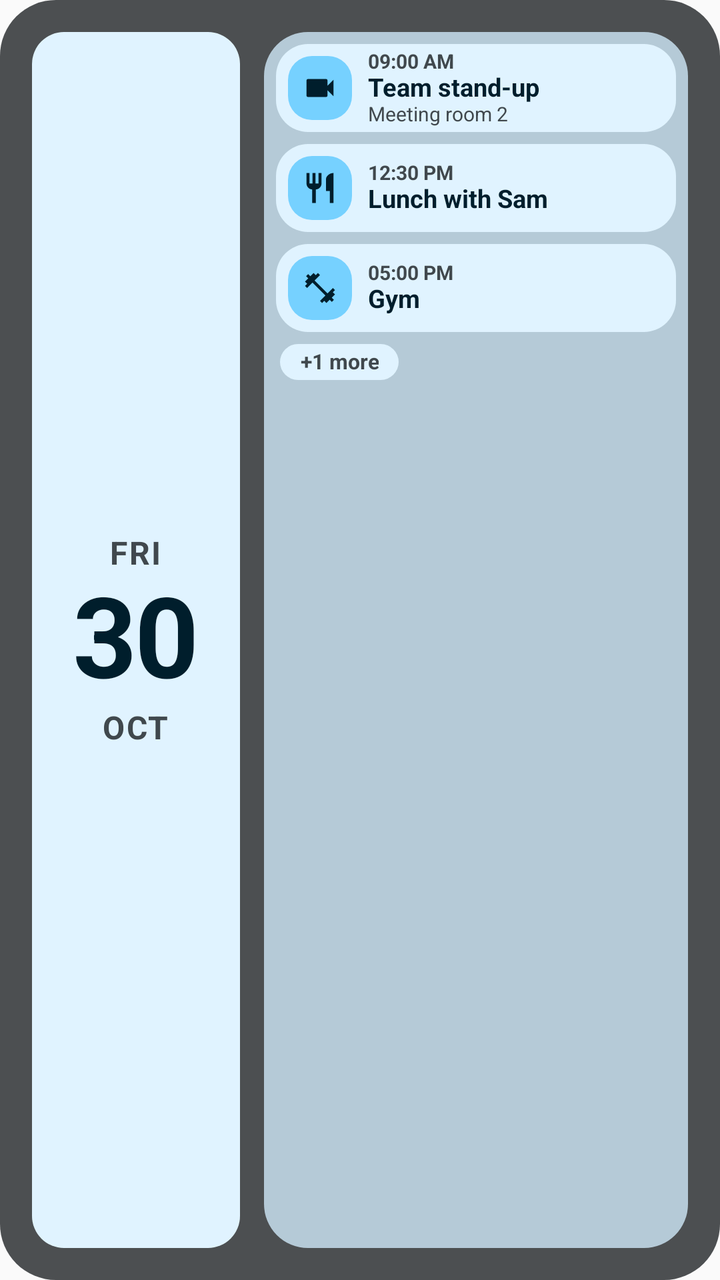
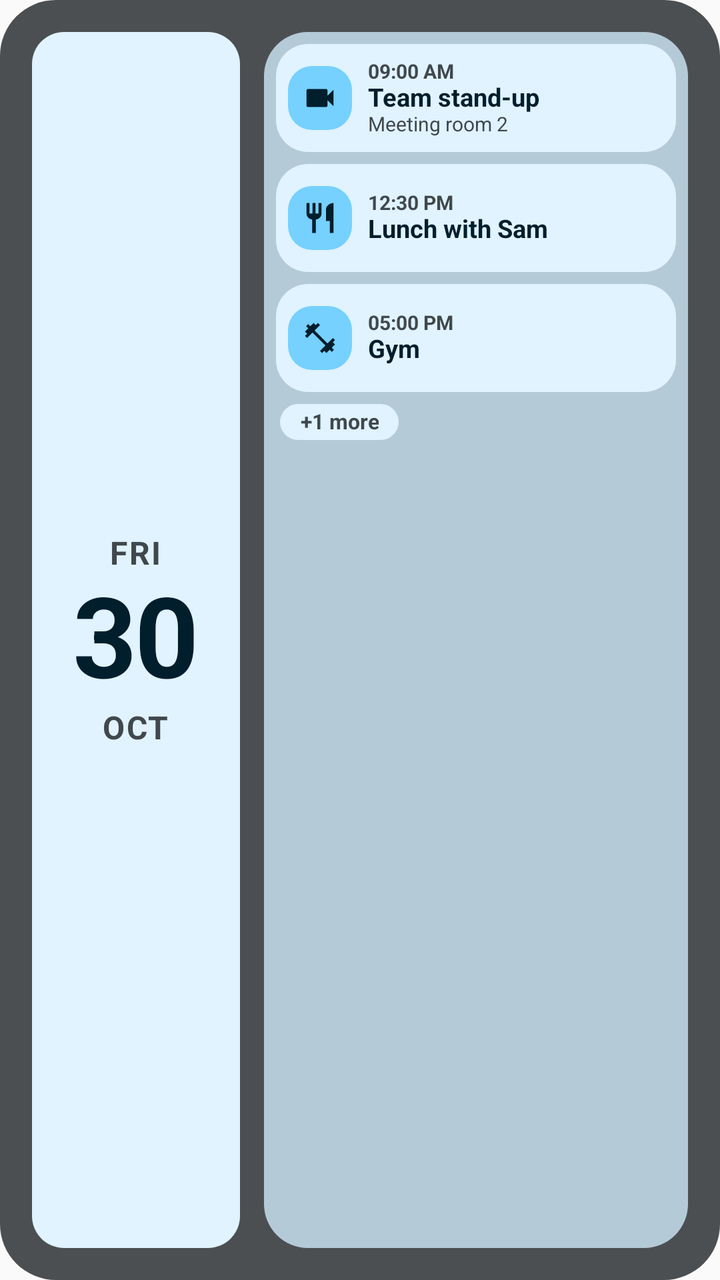

Compare the two renders of this Android layout. The source of the first and the diff that turns it into the second are given below.
<!-- AndroidManifest.xml: application theme Theme.WidgetsPlus -->
<!-- res/layout/widget_agenda_preview.xml -->
<?xml version="1.0" encoding="utf-8"?>
<FrameLayout xmlns:android="http://schemas.android.com/apk/res/android"
    xmlns:tools="http://schemas.android.com/tools"
    tools:ignore="UseAppTint"
    android:layout_width="match_parent"
    android:layout_height="match_parent">

    <ImageView android:layout_width="match_parent" android:layout_height="match_parent" android:alpha="0.85" android:contentDescription="@null" android:scaleType="fitXY" android:src="@drawable/agenda_shape_plate" android:tint="@color/agenda_plate" />

    <LinearLayout
        android:layout_width="match_parent"
        android:layout_height="match_parent"
        android:baselineAligned="false"
        android:orientation="horizontal"
        android:padding="16dp">

        <FrameLayout
            android:layout_width="104dp"
            android:layout_height="match_parent">
            <ImageView android:layout_width="match_parent" android:layout_height="match_parent" android:contentDescription="@null" android:scaleType="fitXY" android:src="@drawable/agenda_shape_card" android:tint="@color/agenda_card" />
            <LinearLayout android:layout_width="match_parent" android:layout_height="match_parent" android:gravity="center" android:orientation="vertical">
                <TextView android:layout_width="wrap_content" android:layout_height="wrap_content" android:letterSpacing="0.05" android:text="@string/preview_dow" android:textAllCaps="true" android:textColor="@color/agenda_on_card_var" android:textSize="16sp" android:textStyle="bold" />
                <TextView android:layout_width="wrap_content" android:layout_height="wrap_content" android:includeFontPadding="false" android:letterSpacing="-0.02" android:text="@string/preview_day" android:textColor="@color/agenda_on_card" android:textSize="56sp" android:textStyle="bold" />
                <TextView android:layout_width="wrap_content" android:layout_height="wrap_content" android:letterSpacing="0.05" android:text="@string/preview_mon" android:textAllCaps="true" android:textColor="@color/agenda_on_card_var" android:textSize="16sp" android:textStyle="bold" />
            </LinearLayout>
        </FrameLayout>

        <FrameLayout
            android:layout_width="0dp"
            android:layout_height="match_parent"
            android:layout_marginStart="12dp"
            android:layout_weight="1">
            <ImageView android:layout_width="match_parent" android:layout_height="match_parent" android:contentDescription="@null" android:scaleType="fitXY" android:src="@drawable/agenda_shape_group" android:tint="@color/agenda_group" />
            <LinearLayout android:layout_width="match_parent" android:layout_height="match_parent" android:orientation="vertical" android:padding="6dp">

                <FrameLayout android:layout_width="match_parent" android:layout_height="44dp">
                    <ImageView android:layout_width="match_parent" android:layout_height="match_parent" android:contentDescription="@null" android:scaleType="fitXY" android:src="@drawable/agenda_shape_card" android:tint="@color/agenda_card" />
                    <LinearLayout android:layout_width="match_parent" android:layout_height="match_parent" android:gravity="center_vertical" android:orientation="horizontal" android:paddingStart="6dp" android:paddingEnd="8dp">
                        <FrameLayout android:layout_width="32dp" android:layout_height="32dp">
                            <ImageView android:layout_width="match_parent" android:layout_height="match_parent" android:contentDescription="@null" android:scaleType="fitXY" android:src="@drawable/agenda_shape_badge" android:tint="@color/agenda_badge" />
                            <ImageView android:layout_width="18dp" android:layout_height="18dp" android:layout_gravity="center" android:contentDescription="@null" android:src="@drawable/ic_agenda_videocam" android:tint="@color/agenda_on_card" />
                        </FrameLayout>
                        <LinearLayout android:layout_width="0dp" android:layout_height="wrap_content" android:layout_marginStart="8dp" android:layout_weight="1" android:orientation="vertical">
                            <TextView android:layout_width="match_parent" android:layout_height="wrap_content" android:includeFontPadding="false" android:maxLines="1" android:text="@string/preview_when_1" android:textColor="@color/agenda_on_card_var" android:textSize="10sp" android:textStyle="bold" />
                            <TextView android:layout_width="match_parent" android:layout_height="wrap_content" android:ellipsize="end" android:includeFontPadding="false" android:maxLines="1" android:text="@string/preview_title_1" android:textColor="@color/agenda_on_card" android:textSize="12.5sp" android:textStyle="bold" />
                            <TextView android:layout_width="match_parent" android:layout_height="wrap_content" android:ellipsize="end" android:includeFontPadding="false" android:maxLines="1" android:text="@string/preview_loc_1" android:textColor="@color/agenda_on_card_var" android:textSize="10sp" />
                        </LinearLayout>
                    </LinearLayout>
                </FrameLayout>

                <FrameLayout android:layout_width="match_parent" android:layout_height="44dp" android:layout_marginTop="6dp">
                    <ImageView android:layout_width="match_parent" android:layout_height="match_parent" android:contentDescription="@null" android:scaleType="fitXY" android:src="@drawable/agenda_shape_card" android:tint="@color/agenda_card" />
                    <LinearLayout android:layout_width="match_parent" android:layout_height="match_parent" android:gravity="center_vertical" android:orientation="horizontal" android:paddingStart="6dp" android:paddingEnd="8dp">
                        <FrameLayout android:layout_width="32dp" android:layout_height="32dp">
                            <ImageView android:layout_width="match_parent" android:layout_height="match_parent" android:contentDescription="@null" android:scaleType="fitXY" android:src="@drawable/agenda_shape_badge" android:tint="@color/agenda_badge" />
                            <ImageView android:layout_width="18dp" android:layout_height="18dp" android:layout_gravity="center" android:contentDescription="@null" android:src="@drawable/ic_agenda_restaurant" android:tint="@color/agenda_on_card" />
                        </FrameLayout>
                        <LinearLayout android:layout_width="0dp" android:layout_height="wrap_content" android:layout_marginStart="8dp" android:layout_weight="1" android:orientation="vertical">
                            <TextView android:layout_width="match_parent" android:layout_height="wrap_content" android:includeFontPadding="false" android:maxLines="1" android:text="@string/preview_when_2" android:textColor="@color/agenda_on_card_var" android:textSize="10sp" android:textStyle="bold" />
                            <TextView android:layout_width="match_parent" android:layout_height="wrap_content" android:ellipsize="end" android:includeFontPadding="false" android:maxLines="1" android:text="@string/preview_title_2" android:textColor="@color/agenda_on_card" android:textSize="12.5sp" android:textStyle="bold" />
                        </LinearLayout>
                    </LinearLayout>
                </FrameLayout>

                <FrameLayout android:layout_width="match_parent" android:layout_height="44dp" android:layout_marginTop="6dp">
                    <ImageView android:layout_width="match_parent" android:layout_height="match_parent" android:contentDescription="@null" android:scaleType="fitXY" android:src="@drawable/agenda_shape_card" android:tint="@color/agenda_card" />
                    <LinearLayout android:layout_width="match_parent" android:layout_height="match_parent" android:gravity="center_vertical" android:orientation="horizontal" android:paddingStart="6dp" android:paddingEnd="8dp">
                        <FrameLayout android:layout_width="32dp" android:layout_height="32dp">
                            <ImageView android:layout_width="match_parent" android:layout_height="match_parent" android:contentDescription="@null" android:scaleType="fitXY" android:src="@drawable/agenda_shape_badge" android:tint="@color/agenda_badge" />
                            <ImageView android:layout_width="18dp" android:layout_height="18dp" android:layout_gravity="center" android:contentDescription="@null" android:src="@drawable/ic_agenda_fitness" android:tint="@color/agenda_on_card" />
                        </FrameLayout>
                        <LinearLayout android:layout_width="0dp" android:layout_height="wrap_content" android:layout_marginStart="8dp" android:layout_weight="1" android:orientation="vertical">
                            <TextView android:layout_width="match_parent" android:layout_height="wrap_content" android:includeFontPadding="false" android:maxLines="1" android:text="@string/preview_when_3" android:textColor="@color/agenda_on_card_var" android:textSize="10sp" android:textStyle="bold" />
                            <TextView android:layout_width="match_parent" android:layout_height="wrap_content" android:ellipsize="end" android:includeFontPadding="false" android:maxLines="1" android:text="@string/preview_title_3" android:textColor="@color/agenda_on_card" android:textSize="12.5sp" android:textStyle="bold" />
                        </LinearLayout>
                    </LinearLayout>
                </FrameLayout>

                <FrameLayout android:layout_width="wrap_content" android:layout_height="18dp" android:layout_marginStart="2dp" android:layout_marginTop="6dp">
                    <ImageView android:layout_width="match_parent" android:layout_height="match_parent" android:contentDescription="@null" android:scaleType="fitXY" android:src="@drawable/agenda_shape_chip" android:tint="@color/agenda_card" />
                    <TextView android:layout_width="wrap_content" android:layout_height="match_parent" android:gravity="center" android:includeFontPadding="false" android:paddingStart="10dp" android:paddingEnd="10dp" android:text="@string/preview_more" android:textColor="@color/agenda_on_card_var" android:textSize="10.5sp" android:textStyle="bold" />
                </FrameLayout>
            </LinearLayout>
        </FrameLayout>
    </LinearLayout>
</FrameLayout>
<!-- resources referenced by this layout -->
<resources>
  <color name="agenda_badge">#F5B895</color>
  <color name="agenda_card">#FDF2EC</color>
  <color name="agenda_group">#F2C4A7</color>
  <color name="agenda_on_card">#2B1B12</color>
  <color name="agenda_on_card_var">#65534A</color>
  <color name="agenda_plate">#3A312C</color>
  <!-- drawable agenda_shape_badge (drawable) -->
  <?xml version="1.0" encoding="utf-8"?>
  <shape xmlns:android="http://schemas.android.com/apk/res/android" android:shape="rectangle">
      <solid android:color="#FFFFFFFF" />
      <corners android:radius="12dp" />
  </shape>
  <!-- drawable agenda_shape_card (drawable) -->
  <?xml version="1.0" encoding="utf-8"?>
  <shape xmlns:android="http://schemas.android.com/apk/res/android" android:shape="rectangle">
      <solid android:color="#FFFFFFFF" />
      <corners android:radius="16dp" />
  </shape>
  <!-- drawable agenda_shape_chip (drawable) -->
  <?xml version="1.0" encoding="utf-8"?>
  <shape xmlns:android="http://schemas.android.com/apk/res/android" android:shape="rectangle">
      <solid android:color="#FFFFFFFF" />
      <corners android:radius="999dp" />
  </shape>
  <!-- drawable agenda_shape_group (drawable) -->
  <?xml version="1.0" encoding="utf-8"?>
  <shape xmlns:android="http://schemas.android.com/apk/res/android" android:shape="rectangle">
      <solid android:color="#FFFFFFFF" />
      <corners android:radius="22dp" />
  </shape>
  <!-- drawable agenda_shape_plate (drawable) -->
  <?xml version="1.0" encoding="utf-8"?>
  <shape xmlns:android="http://schemas.android.com/apk/res/android" android:shape="rectangle">
      <solid android:color="#FFFFFFFF" />
      <corners android:radius="28dp" />
  </shape>
  <!-- drawable ic_agenda_restaurant (drawable) -->
  <?xml version="1.0" encoding="utf-8"?>
  <vector xmlns:android="http://schemas.android.com/apk/res/android"
      android:width="24dp" android:height="24dp"
      android:viewportWidth="24" android:viewportHeight="24">
      <path android:fillColor="#FFFFFFFF" android:pathData="M11,9H9V2H7v7H5V2H3v7c0,2.12 1.66,3.84 3.75,3.97V22h2.5v-9.03C11.34,12.84 13,11.12 13,9V2h-2v7zm5,-3v8h2.5v8H21V2c-2.76,0 -5,2.24 -5,4z" />
  </vector>
  <!-- drawable ic_agenda_videocam (drawable) -->
  <?xml version="1.0" encoding="utf-8"?>
  <vector xmlns:android="http://schemas.android.com/apk/res/android"
      android:width="24dp" android:height="24dp"
      android:viewportWidth="24" android:viewportHeight="24">
      <path android:fillColor="#FFFFFFFF" android:pathData="M17,10.5V7c0,-0.55 -0.45,-1 -1,-1H4c-0.55,0 -1,0.45 -1,1v10c0,0.55 0.45,1 1,1h12c0.55,0 1,-0.45 1,-1v-3.5l4,4v-11l-4,4z" />
  </vector>
  <string name="preview_day" translatable="false">30</string>
  <string name="preview_dow" translatable="false">Fri</string>
  <string name="preview_loc_1" translatable="false">Meeting room 2</string>
  <string name="preview_mon" translatable="false">Oct</string>
  <string name="preview_more" translatable="false">+1 more</string>
  <string name="preview_title_1" translatable="false">Team stand-up</string>
  <string name="preview_title_2" translatable="false">Lunch with Sam</string>
  <string name="preview_title_3" translatable="false">Gym</string>
  <string name="preview_when_1" translatable="false">09:00 AM</string>
  <string name="preview_when_2" translatable="false">12:30 PM</string>
  <string name="preview_when_3" translatable="false">05:00 PM</string>
  <style name="Theme.WidgetsPlus" parent="android:Theme.Material.Light.NoActionBar">
          <item name="android:windowLightStatusBar">true</item>
      </style>
  <!-- unchanged entries left out for length: 1 -->
</resources>

<!-- the commit's change to res/layout/widget_agenda_preview.xml (unified diff, before → after) -->
@@ -33,7 +33,7 @@
             <ImageView android:layout_width="match_parent" android:layout_height="match_parent" android:contentDescription="@null" android:scaleType="fitXY" android:src="@drawable/agenda_shape_group" android:tint="@color/agenda_group" />
             <LinearLayout android:layout_width="match_parent" android:layout_height="match_parent" android:orientation="vertical" android:padding="6dp">
 
-                <FrameLayout android:layout_width="match_parent" android:layout_height="44dp">
+                <FrameLayout android:layout_width="match_parent" android:layout_height="54dp">
                     <ImageView android:layout_width="match_parent" android:layout_height="match_parent" android:contentDescription="@null" android:scaleType="fitXY" android:src="@drawable/agenda_shape_card" android:tint="@color/agenda_card" />
                     <LinearLayout android:layout_width="match_parent" android:layout_height="match_parent" android:gravity="center_vertical" android:orientation="horizontal" android:paddingStart="6dp" android:paddingEnd="8dp">
                         <FrameLayout android:layout_width="32dp" android:layout_height="32dp">
@@ -48,7 +48,7 @@
                     </LinearLayout>
                 </FrameLayout>
 
-                <FrameLayout android:layout_width="match_parent" android:layout_height="44dp" android:layout_marginTop="6dp">
+                <FrameLayout android:layout_width="match_parent" android:layout_height="54dp" android:layout_marginTop="6dp">
                     <ImageView android:layout_width="match_parent" android:layout_height="match_parent" android:contentDescription="@null" android:scaleType="fitXY" android:src="@drawable/agenda_shape_card" android:tint="@color/agenda_card" />
                     <LinearLayout android:layout_width="match_parent" android:layout_height="match_parent" android:gravity="center_vertical" android:orientation="horizontal" android:paddingStart="6dp" android:paddingEnd="8dp">
                         <FrameLayout android:layout_width="32dp" android:layout_height="32dp">
@@ -62,7 +62,7 @@
                     </LinearLayout>
                 </FrameLayout>
 
-                <FrameLayout android:layout_width="match_parent" android:layout_height="44dp" android:layout_marginTop="6dp">
+                <FrameLayout android:layout_width="match_parent" android:layout_height="54dp" android:layout_marginTop="6dp">
                     <ImageView android:layout_width="match_parent" android:layout_height="match_parent" android:contentDescription="@null" android:scaleType="fitXY" android:src="@drawable/agenda_shape_card" android:tint="@color/agenda_card" />
                     <LinearLayout android:layout_width="match_parent" android:layout_height="match_parent" android:gravity="center_vertical" android:orientation="horizontal" android:paddingStart="6dp" android:paddingEnd="8dp">
                         <FrameLayout android:layout_width="32dp" android:layout_height="32dp">
